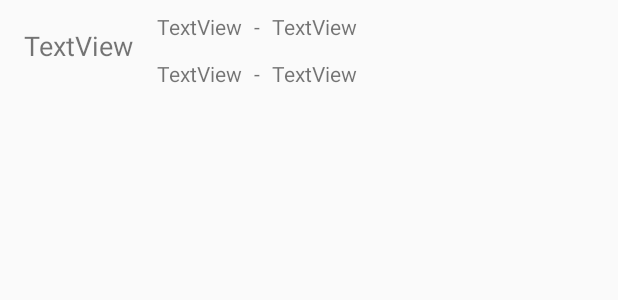
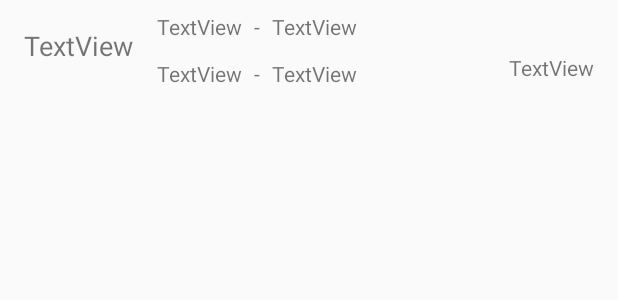
Before and after one commit to Geurtje/disrupty, an Android app: the layout subscription_list_row.xml on its own in the app's theme, with its tools: preview values and no code run, on a phone screen of 412 x 824 dp. Shown: the top 300 px of the screen. Run offline under Robolectric (Android 15) with nearby library versions, the phone set to English and light mode, and no system bars.

Commit message:
Added subscription status to overview

```diff
--- a/app/src/main/java/com/geuso/disrupty/subscription/SubscriptionListAdapter.kt
+++ b/app/src/main/java/com/geuso/disrupty/subscription/SubscriptionListAdapter.kt
@@ -35,6 +35,7 @@ class SubscriptionListAdapter : ArrayAdapter<Subscription> {
 
         assignTextToView(view, sub_row_time_from, TimeConverter.INSTANCE.dateToTime(subscription.timeFrom))
         assignTextToView(view, sub_row_time_to, TimeConverter.INSTANCE.dateToTime(subscription.timeTo))
+        assignTextToView(view, sub_row_status, subscription.status.key)
 
         return view
     }
--- a/app/src/main/res/layout/subscription_list_row.xml
+++ b/app/src/main/res/layout/subscription_list_row.xml
@@ -77,9 +77,19 @@
         android:layout_marginStart="8dp"
         android:layout_marginTop="12dp"
         android:text="TextView"
-        app:layout_constraintEnd_toEndOf="parent"
+        app:layout_constraintEnd_toStartOf="@+id/sub_row_status"
         app:layout_constraintHorizontal_bias="0.436"
         app:layout_constraintStart_toEndOf="@+id/sub_row_time_divider"
         app:layout_constraintTop_toBottomOf="@+id/sub_row_station_from" />
 
+    <TextView
+        android:id="@+id/sub_row_status"
+        android:layout_width="wrap_content"
+        android:layout_height="wrap_content"
+        android:layout_marginEnd="16dp"
+        android:layout_marginTop="8dp"
+        android:text="TextView"
+        app:layout_constraintEnd_toEndOf="parent"
+        app:layout_constraintTop_toBottomOf="@+id/sub_row_station_to" />
+
 </android.support.constraint.ConstraintLayout>
```
